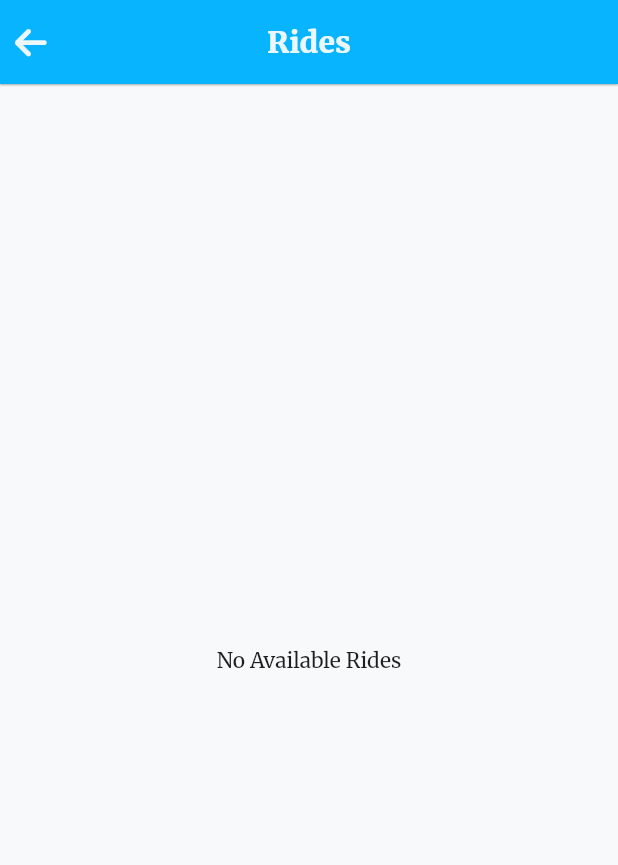
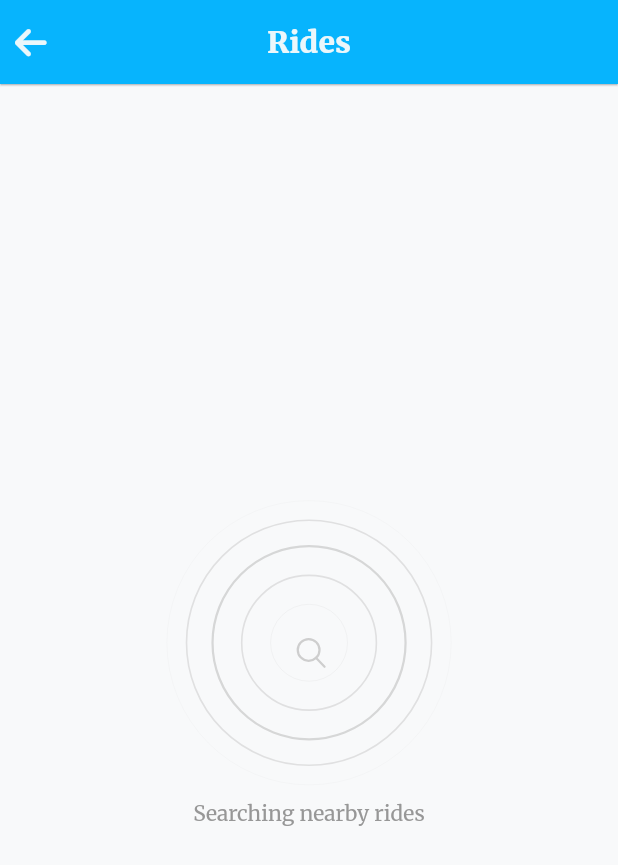
Before and after one commit to jawadnasar/route_partners, a Flutter app: the BrowseRides screen opened directly, on a phone screen of 412 x 824 dp. Shown: the top 865 px of the screen. Run offline on Flutter 3.47's test engine with Material 3 defaults, Android fonts, the phone set to English and light mode, and no system bars; our stand-ins replace cached_network_image, cloud_firestore, connectivity_plus, country_code_picker, dropdown_button2, firebase_auth and 21 more; missing offline and left inert: custom_map_markers, flutter_polyline_points; accounts and stored records are empty; project files that could hold a hidden picture were left out.

Commit message:
Authentication and request ride controllers completed

```diff
--- a/lib/core/constants/app_images.dart
+++ b/lib/core/constants/app_images.dart
@@ -788,6 +788,6 @@ class Assets {
   static const String carpool = 'assets/images/dashboardIcon.png';
   static const String profile = 'assets/images/profile.png';
   static const String notifications = "assets/images/notification_icon.png";
-    static const String wallet = "assets/images/wallet.png";
-
+  static const String wallet = "assets/images/wallet.png";
+  static const String lottieAnimation = "assets/lottie/matching.json";
 }
--- a/lib/model/ride_request_model.dart
+++ b/lib/model/ride_request_model.dart
@@ -25,7 +25,8 @@ class RideRequestModel {
   String? requestedUserId;
   String? requestedUserPhoneNumber;
   String? requestedUserName;
-
+  double? routeDistance;
+  double? distanceToPickup;
   RideRequestModel({
     this.requestId,
     this.ownerId,
@@ -51,6 +52,8 @@ class RideRequestModel {
     this.requestedUserId,
     this.requestedUserPhoneNumber,
     this.requestedUserName,
+    this.routeDistance,
+    this.distanceToPickup,
   });
   Map<String, dynamic> toMap() {
     return <String, dynamic>{
--- a/lib/screens/browse_rides/browse_rides.dart
+++ b/lib/screens/browse_rides/browse_rides.dart
@@ -5,6 +5,7 @@ import 'package:font_awesome_flutter/font_awesome_flutter.dart';
 import 'package:geolocator/geolocator.dart';
 import 'package:get/get.dart';
 import 'package:intl/intl.dart';
+import 'package:lottie/lottie.dart';
 import 'package:route_partners/controllers/auth_controller.dart';
 import 'package:route_partners/controllers/find_ride_controller.dart';
 import 'package:route_partners/core/constants/app_colors.dart';
@@ -27,6 +28,8 @@ class _BrowseRidesState extends State<BrowseRides>
   TabController? controller;
   final _findRideController = Get.find<FindRideController>();
   final _authController = Get.find<AuthController>();
+  bool isLoading = true;
+  bool delayHandled = false;
   @override
   void initState() {
     controller = TabController(length: 4, vsync: this);
@@ -47,16 +50,45 @@ class _BrowseRidesState extends State<BrowseRides>
         child: StreamBuilder(
             stream: _findRideController.getRideRequestsStream(),
             builder: (context, snapshot) {
-              if (snapshot.connectionState == ConnectionState.waiting) {
-                return const Center(
-                  child: CircularProgressIndicator(
-                    color: kPrimaryColor,
+              log('rebuilding');
+              if (snapshot.connectionState == ConnectionState.waiting ||
+                  isLoading) {
+                if (!delayHandled) {
+                  delayHandled = true;
+                  Future.delayed(const Duration(seconds: 2)).then(
+                    (_) {
+                      if (mounted) {
+                        setState(() {
+                          isLoading = false;
+                        });
+                      }
+                    },
+                  );
+                }
+                return Center(
+                  child: Column(
+                    mainAxisSize: MainAxisSize.min,
+                    children: [
+                      Lottie.asset(
+                        Assets.lottieAnimation,
+                        height: 200,
+                        width: 200,
+                        fit: BoxFit.fill,
+                      ),
+                      const SizedBox(height: 5),
+                      MyText(
+                        text: 'Searching nearby rides',
+                        color: kGreyColor8,
+                      ),
+                    ],
                   ),
                 );
               } else if (!snapshot.hasData) {
                 return Center(child: MyText(text: 'No Available Rides'));
               }
               List<RideRequestModel> requests = [];
+              List<RideRequestModel> filteredRequests = [];
+
               snapshot.data?.docs.forEach(
                 (doc) {
                   final Map<String, dynamic> data =
@@ -64,51 +96,74 @@ class _BrowseRidesState extends State<BrowseRides>
                   requests.add(RideRequestModel.fromMap(data));
                 },
               );
-              return requests.isEmpty
+              for (var request in requests) {
+                RxDouble rideDistance = 0.0.obs;
+                rideDistance.value = Geolocator.distanceBetween(
+                        request.pickupLocation!.latitude,
+                        request.pickupLocation!.longitude,
+                        request.dropoffLocation!.latitude,
+                        request.dropoffLocation!.longitude) /
+                    1000;
+                RxDouble distanceToPickup = 0.0.obs;
+                distanceToPickup.value = Geolocator.distanceBetween(
+                      _authController.userModel.value!.latLng!.latitude,
+                      _authController.userModel.value!.latLng!.longitude,
+                      request.pickupLocation!.latitude,
+                      request.pickupLocation!.longitude,
+                    ) /
+                    1000;
+                request.routeDistance = rideDistance.value;
+                request.distanceToPickup = distanceToPickup.value;
+                if (request.distanceToPickup! < 5) {
+                  filteredRequests.add(request);
+                }
+                log(distanceToPickup.value.toString());
+              }
+              return filteredRequests.isEmpty
                   ? Center(child: MyText(text: 'No Available Rides'))
                   : Column(
                       crossAxisAlignment: CrossAxisAlignment.start,
                       children: [
-                        // TabBar(
-                        //   labelColor: kPrimaryColor,
-                        //   labelStyle: const TextStyle(color: kPrimaryColor),
-                        //   indicatorWeight: 3.0,
-                        //   dividerColor: kGreyColor8,
-                        //   indicatorPadding: const EdgeInsets.all(0),
-                        //   dividerHeight: 20,
-                        //   isScrollable: true,
-                        //   controller: controller,
-                        //   tabs: const [
-                        //     Padding(
-                        //       padding: EdgeInsets.all(8.0),
-                        //       child: Text(
-                        //         'Departure',
-                        //         style: TextStyle(color: kGreyColor8),
-                        //       ),
-                        //     ),
-                        //     Padding(
-                        //       padding: EdgeInsets.all(8.0),
-                        //       child: Text(
-                        //         'Price',
-                        //         style: TextStyle(color: kGreyColor8),
-                        //       ),
-                        //     ),
-                        //     Padding(
-                        //       padding: EdgeInsets.all(8.0),
-                        //       child: Text(
-                        //         'Ratings',
-                        //         style: TextStyle(color: kGreyColor8),
-                        //       ),
-                        //     ),
-                        //     Padding(
-                        //       padding: EdgeInsets.all(8.0),
-                        //       child: Text(
-                        //         'Seat Availability',
-                        //         style: TextStyle(color: kGreyColor8),
-                        //       ),
-                        //     ),
-                        //   ],
-                        // ),
+                        TabBar(
+                          labelColor: kPrimaryColor,
+                          labelStyle: const TextStyle(color: kPrimaryColor),
+                          indicatorWeight: 3.0,
+                          dividerColor: kGreyColor8,
+                          indicatorPadding: const EdgeInsets.all(0),
+                          dividerHeight: 20,
+                          isScrollable: true,
+                          controller: controller,
+                          tabs: const [
+                            Padding(
+                              padding: EdgeInsets.all(8.0),
+                              child: Text(
+                                'Departure',
+                                style: TextStyle(color: kGreyColor8),
+                              ),
+                            ),
+                            Padding(
+                              padding: EdgeInsets.all(8.0),
+                              child: Text(
+                                'Price',
+                                style: TextStyle(color: kGreyColor8),
+                              ),
+                            ),
+                            Padding(
+                              padding: EdgeInsets.all(8.0),
+                              child: Text(
+                                'Ratings',
+                                style: TextStyle(color: kGreyColor8),
+                              ),
+                            ),
+                            Padding(
+                              padding: EdgeInsets.all(8.0),
+                              child: Text(
+                                'Seat Availability',
+                                style: TextStyle(color: kGreyColor8),
+                              ),
+                            ),
+                          ],
+                        ),
                         const SizedBox(
                           height: 20,
                         ),
@@ -121,55 +176,24 @@ class _BrowseRidesState extends State<BrowseRides>
                         ),
                         Flexible(
                           child: ListView.builder(
-                              itemCount: requests.length,
+                              itemCount: filteredRequests.length,
                               shrinkWrap: true,
                               physics: const AlwaysScrollableScrollPhysics(),
                               itemBuilder: (context, index) {
-                                RxDouble rideDistance = 0.0.obs;
-                                rideDistance.value = Geolocator.distanceBetween(
-                                        requests[index]
-                                            .pickupLocation!
-                                            .latitude,
-                                        requests[index]
-                                            .pickupLocation!
-                                            .longitude,
-                                        requests[index]
-                                            .dropoffLocation!
-                                            .latitude,
-                                        requests[index]
-                                            .dropoffLocation!
-                                            .longitude) /
-                                    1000;
-                                RxDouble distanceToPickup = 0.0.obs;
-                                distanceToPickup.value =
-                                    Geolocator.distanceBetween(
-                                          _authController.userModel.value!
-                                              .latLng!.latitude,
-                                          _authController.userModel.value!
-                                              .latLng!.longitude,
-                                          requests[index]
-                                              .pickupLocation!
-                                              .latitude,
-                                          requests[index]
-                                              .pickupLocation!
-                                              .longitude,
-                                        ) /
-                                        1000;
-                                log(distanceToPickup.value.toString());
-                                return distanceToPickup.value < 5
-                                    ? InkWell(
+                                return InkWell(
                                   onTap: () {
                                     Get.to(() => RideDetails(
-                                                request: requests[index],
-                                                distance: rideDistance.value,
+                                          request: filteredRequests[index],
+                                          distance: filteredRequests[index]
+                                                  .routeDistance ??
+                                              0.0,
                                         ));
                                   },
                                   child: Container(
                                     margin: const EdgeInsets.symmetric(
                                         vertical: 10),
                                     decoration: BoxDecoration(
-                                              borderRadius:
-                                                  BorderRadius.circular(10),
+                                        borderRadius: BorderRadius.circular(10),
                                         color: Colors.white),
                                     padding: const EdgeInsets.symmetric(
                                         horizontal: 15, vertical: 20),
@@ -179,20 +203,19 @@ class _BrowseRidesState extends State<BrowseRides>
                                       children: [
                                         Row(
                                           mainAxisAlignment:
-                                                    MainAxisAlignment
-                                                        .spaceBetween,
+                                              MainAxisAlignment.spaceBetween,
                                           children: [
                                             Expanded(
                                               child: MyText(
                                                 text:
-                                                          '${requests[index].pickupAddress} ➡️ ${requests[index].dropOfAddress}',
+                                                    '${filteredRequests[index].pickupAddress} ➡️ ${filteredRequests[index].dropOfAddress}',
                                                 color: kTextColor,
                                                 size: 12,
                                                 weight: FontWeight.w700,
                                               ),
                                             ),
                                             MyText(
-                                                    text: requests[index]
+                                              text: filteredRequests[index]
                                                       .pricePerSeat ??
                                                   '0',
                                               color: kTextColor,
@@ -206,13 +229,12 @@ class _BrowseRidesState extends State<BrowseRides>
                                         ),
                                         Row(
                                           mainAxisAlignment:
-                                                    MainAxisAlignment
-                                                        .spaceBetween,
+                                              MainAxisAlignment.spaceBetween,
                                           children: [
                                             MyText(
-                                                    text: DateFormat(
-                                                            'd MMMM, h:mm a')
-                                                        .format(requests[index]
+                                              text: DateFormat('d MMMM, h:mm a')
+                                                  .format(
+                                                      filteredRequests[index]
                                                               .rideDate ??
                                                           DateTime.now()),
                                               size: 12,
@@ -221,7 +243,7 @@ class _BrowseRidesState extends State<BrowseRides>
                                             ),
                                             MyText(
                                               text:
-                                                        '${requests[index].availableSeats} Seats',
+                                                  '${filteredRequests[index].availableSeats} Seats',
                                               size: 12,
                                               color: kGreyColor8,
                                               weight: FontWeight.w900,
@@ -273,14 +295,13 @@ class _BrowseRidesState extends State<BrowseRides>
                                             const SizedBox(
                                               width: 5,
                                             ),
-                                                  Obx(
-                                                    () => MyText(
+                                            MyText(
                                               text:
-                                                          '${rideDistance.toStringAsFixed(2)} km',
+                                                  '${filteredRequests[index].routeDistance?.toStringAsFixed(2) ?? '0'} km',
                                               color: kGreyColor8,
                                               size: 12,
                                             ),
-                                                  ),
+
                                             // const SizedBox(
                                             //   width: 5,
                                             // ),
@@ -295,15 +316,14 @@ class _BrowseRidesState extends State<BrowseRides>
                                           color: kGreyColor8,
                                         ),
                                         DriverProfileDetails(
-                                                title:
-                                                    requests[index].ownerName ??
+                                          title: filteredRequests[index]
+                                                  .ownerName ??
                                               'Driver',
                                         )
                                       ],
                                     ),
                                   ),
-                                      )
-                                    : Container();
+                                );
                               }),
                         )
                       ],
--- a/lib/screens/profile_screen/profile_screen.dart
+++ b/lib/screens/profile_screen/profile_screen.dart
@@ -230,6 +230,7 @@ class ProfileScreen extends StatelessWidget {
                     SharedPreferences prefs =
                         await SharedPreferences.getInstance();
                     prefs.remove('route_partners_uid');
+                    await _authController.logout();
                     _authController.resetValues();
                     Get.offAll(() => const LoginScreen());
                   },
--- a/pubspec.yaml
+++ b/pubspec.yaml
@@ -70,6 +70,7 @@ dependencies:
   flutter_sound: ^9.6.0
   grouped_list: ^6.0.0
   shared_preferences: ^2.2.3
+  lottie: ^3.1.2
 
 dev_dependencies:
   flutter_test:
```
Also changed, not shown: lib/controllers/auth_controller.dart (+17 -4 lines), lib/screens/chat_screens/my_chats.dart (+7 -9 lines), lib/screens/dashboard/bottom_bar.dart (+6 -3 lines), lib/screens/profile_screen/edit_profile_screen.dart (+13 -2 lines), lib/services/firebase/firebase_authentication.dart (+12 -0 lines). Lines whose indentation alone changed are shown as unchanged.
